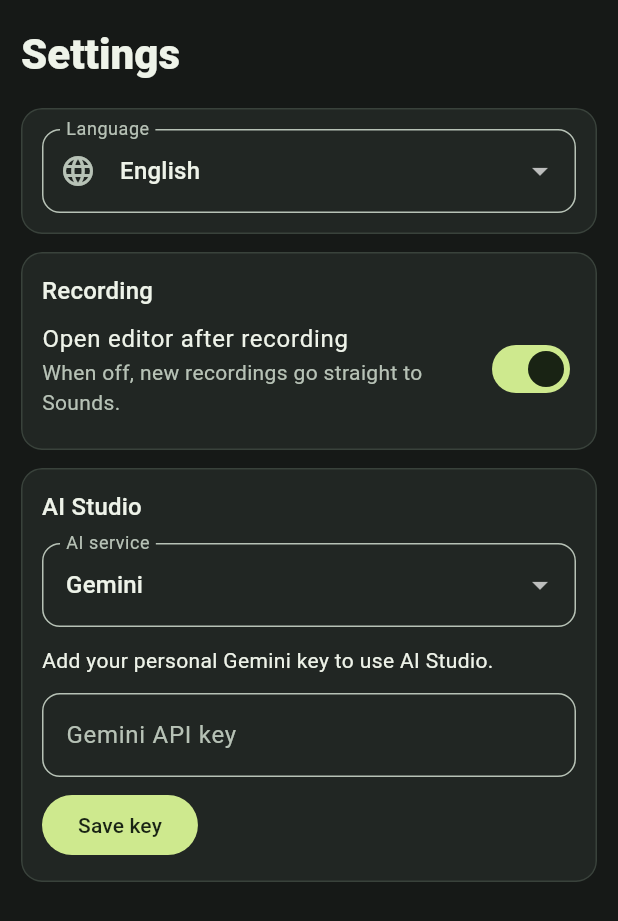
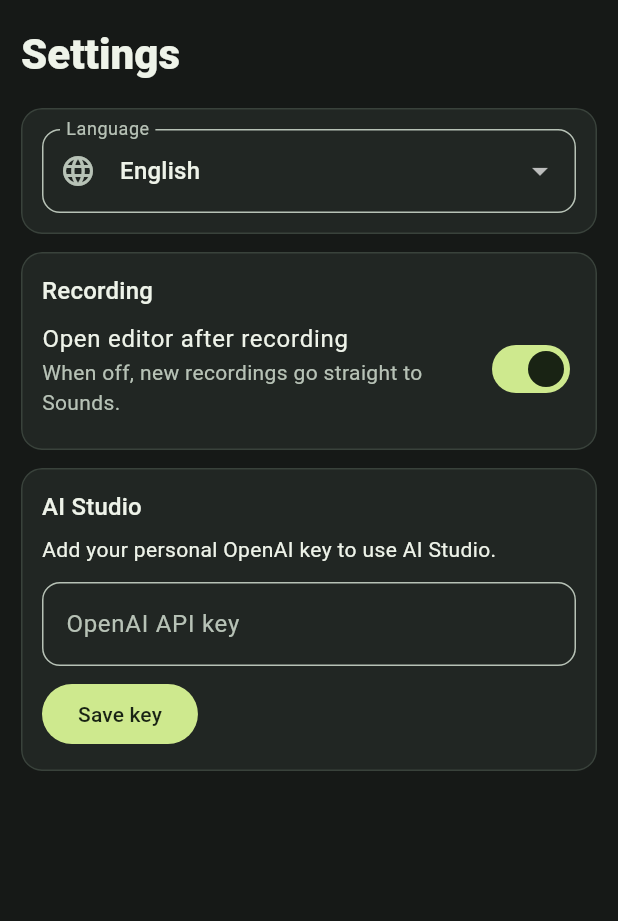
Before and after one commit to MaoEmong/BeatTake, a Flutter app: the SettingsPage widget shown alone on an empty page, opened directly with empty values, on a phone screen of 412 x 824 dp. Shown: the top 921 px of the screen. Run offline on Flutter 3.47's test engine with Material 3 defaults, Android fonts, the phone set to English and light mode, and no system bars; our stand-ins replace audioplayers, flutter_secure_storage; missing offline and left inert: record; accounts and stored records are empty.

Commit message:
feat: keep OpenAI as the sole arrangement service

```diff
--- a/lib/ai_arranger.dart
+++ b/lib/ai_arranger.dart
@@ -2,7 +2,6 @@ import 'dart:async';
 import 'dart:convert';
 import 'dart:io';
 
-import 'ai_provider.dart';
 import 'song.dart';
 
 typedef ArrangementSound = ({String clipId, String name, int durationMs});
@@ -24,22 +23,11 @@ class ArrangementException implements Exception {
 }
 
 class AiArranger {
-  AiArranger(this.provider) : _endpoint = _providerEndpoint(provider);
-
-  AiArranger.forEndpoint(this.provider, Uri endpoint) : _endpoint = endpoint;
-
-  static Uri _providerEndpoint(AiProvider provider) => switch (provider) {
-    AiProvider.gemini => Uri.https(
-      'generativelanguage.googleapis.com',
-      '/v1beta/models/gemini-3.5-flash-lite:generateContent',
-    ),
-    AiProvider.claude => Uri.https('api.anthropic.com', '/v1/messages'),
-    AiProvider.openai => Uri.https('api.openai.com', '/v1/responses'),
-  };
+  AiArranger({Uri? endpoint})
+    : _endpoint = endpoint ?? Uri.https('api.openai.com', '/v1/responses');
 
   static const maxSounds = 12;
   static const maxPlacements = 32;
-  final AiProvider provider;
   final Uri _endpoint;
 
   Future<List<SoundPlacement>> arrange({
@@ -68,30 +56,14 @@ class AiArranger {
       'properties': {
         'placements': {
           'type': 'array',
-          if (provider == AiProvider.gemini) ...{
-            'minItems': sounds.length,
-            'maxItems': maxPlacements,
-          },
           'items': {
             'type': 'object',
             'additionalProperties': false,
             'required': ['clipId', 'track', 'startMs'],
             'properties': {
               'clipId': {'type': 'string', 'enum': byAlias.keys.toList()},
-              'track': {
-                'type': 'integer',
-                if (provider == AiProvider.gemini) ...{
-                  'minimum': 0,
-                  'maximum': SoundPlacement.trackCount - 1,
-                },
-              },
-              'startMs': {
-                'type': 'integer',
-                if (provider == AiProvider.gemini) ...{
-                  'minimum': 0,
-                  'maximum': SoundPlacement.maxStartMs,
-                },
-              },
+              'track': {'type': 'integer'},
+              'startMs': {'type': 'integer'},
             },
           },
         },
@@ -152,38 +124,7 @@ class AiArranger {
         'startMs is a nonnegative absolute time in milliseconds. '
         'Aim for 8 to 20 seconds with short clips. '
         'Keep the full piece within 300 seconds, including all clip durations.';
-    return switch (provider) {
-      AiProvider.gemini => {
-        'systemInstruction': {
-          'parts': [
-            {'text': instructions},
-          ],
-        },
-        'contents': [
-          {
-            'parts': [
-              {'text': input},
-            ],
-          },
-        ],
-        'generationConfig': {
-          'responseMimeType': 'application/json',
-          'responseJsonSchema': schema,
-        },
-      },
-      AiProvider.claude => {
-        'model': 'claude-haiku-5-5',
-        'max_tokens': 4096,
-        'system': instructions,
-        'messages': [
-          {'role': 'user', 'content': input},
-        ],
-        'output_config': {
-          'effort': 'low',
-          'format': {'type': 'json_schema', 'schema': schema},
-        },
-      },
-      AiProvider.openai => {
+    return {
       'model': 'gpt-6-luna',
       'store': false,
       'max_output_tokens': 4096,
@@ -198,34 +139,11 @@ class AiArranger {
           'schema': schema,
         },
       },
-      },
     };
   }
 
-  String _responseText(Object? response) => switch ((provider, response)) {
-    (
-      AiProvider.gemini,
-      {'candidates': [{'content': {'parts': final List<Object?> parts}}, ...]},
-    ) =>
-      [
-        for (final part in parts)
-          if (part case final Map<String, dynamic> data
-              when data['text'] is String && data['thought'] != true)
-            data['text'] as String,
-      ].join(),
-    (
-      AiProvider.claude,
-      {'stop_reason': 'end_turn', 'content': final List<Object?> blocks},
-    ) =>
-      [
-        for (final block in blocks)
-          if (block case {'type': 'text', 'text': final String text}) text,
-      ].join(),
-    (
-      AiProvider.openai,
-      {'status': 'completed', 'output': final List<Object?> items},
-    ) =>
-      [
+  String _responseText(Object? response) => switch (response) {
+    {'status': 'completed', 'output': final List<Object?> items} => [
       for (final item in items)
         if (item case {
           'type': 'message',
@@ -246,15 +164,7 @@ class AiArranger {
     final request = await client.postUrl(_endpoint);
     request.followRedirects = false;
     request.headers.contentType = ContentType.json;
-    switch (provider) {
-      case AiProvider.gemini:
-        request.headers.set('x-goog-api-key', key);
-      case AiProvider.claude:
-        request.headers.set('x-api-key', key);
-        request.headers.set('anthropic-version', '2023-06-01');
-      case AiProvider.openai:
     request.headers.set(HttpHeaders.authorizationHeader, 'Bearer $key');
-    }
     request.add(utf8.encode(jsonEncode(payload)));
     final response = await request.close();
     switch (response.statusCode) {
@@ -263,20 +173,6 @@ class AiArranger {
       case 401 || 403:
         throw const ArrangementException(ArrangementFailure.access);
       case 400:
-        if (provider == AiProvider.gemini) {
-          final error = jsonDecode(await utf8.decoder.bind(response).join());
-          if (error case {'error': {'details': final List<Object?> details}}
-              when details.any(
-                (detail) => switch (detail) {
-                  {'reason': final String reason} => reason.startsWith(
-                    'API_KEY_',
-                  ),
-                  _ => false,
-                },
-              )) {
-            throw const ArrangementException(ArrangementFailure.access);
-          }
-        }
         throw const ArrangementException(ArrangementFailure.invalidResult);
       case 429:
         throw const ArrangementException(ArrangementFailure.quota);
--- a/lib/ai_provider.dart
+++ /dev/null
@@ -1,15 +0,0 @@
-enum AiProvider {
-  gemini('Gemini'),
-  claude('Claude'),
-  openai('OpenAI');
-
-  const AiProvider(this.label);
-
-  final String label;
-
-  static AiProvider fromCode(Object? code) => switch (code) {
-    'claude' => claude,
-    'openai' => openai,
-    _ => gemini,
-  };
-}
--- a/lib/app_preferences.dart
+++ b/lib/app_preferences.dart
@@ -2,29 +2,22 @@ import 'dart:convert';
 
 import 'package:flutter_secure_storage/flutter_secure_storage.dart';
 
-import 'ai_provider.dart';
 import 'copy.dart';
 
 class AppPreferences {
   const AppPreferences({
     this.language = AppLanguage.en,
     this.openEditor = true,
-    this.aiProvider = AiProvider.gemini,
   });
 
   final AppLanguage language;
   final bool openEditor;
-  final AiProvider aiProvider;
 
-  AppPreferences copyWith({
-    AppLanguage? language,
-    bool? openEditor,
-    AiProvider? aiProvider,
-  }) => AppPreferences(
-    language: language ?? this.language,
-    openEditor: openEditor ?? this.openEditor,
-    aiProvider: aiProvider ?? this.aiProvider,
-  );
+  AppPreferences copyWith({AppLanguage? language, bool? openEditor}) =>
+      AppPreferences(
+        language: language ?? this.language,
+        openEditor: openEditor ?? this.openEditor,
+      );
 }
 
 class PreferenceStore {
@@ -36,6 +29,7 @@ class PreferenceStore {
     ),
   );
   static const _preferencesKey = 'studio_preferences';
+  static const _openAiKey = 'openai_api_key';
 
   Future<AppPreferences> load() async {
     final data = await _storage.read(key: _preferencesKey);
@@ -47,7 +41,6 @@ class PreferenceStore {
             values['language'] is String ? values['language'] as String : null,
           ),
           openEditor: values['openEditor'] != false,
-          aiProvider: AiProvider.fromCode(values['aiProvider']),
         );
       }
     } on FormatException {
@@ -61,20 +54,12 @@ class PreferenceStore {
     value: jsonEncode({
       'language': value.language.name,
       'openEditor': value.openEditor,
-      'aiProvider': value.aiProvider.name,
     }),
   );
 
-  Future<String?> readAiKey(AiProvider provider) =>
-      _storage.read(key: _credentialName(provider));
+  Future<String?> readOpenAiKey() => _storage.read(key: _openAiKey);
 
-  Future<void> saveAiKey(AiProvider provider, String? key) {
-    final name = _credentialName(provider);
-    return key == null
-        ? _storage.delete(key: name)
-        : _storage.write(key: name, value: key);
-  }
-
-  // Gemini keeps the storage name used by previous installations.
-  String _credentialName(AiProvider provider) => '${provider.name}_api_key';
+  Future<void> saveOpenAiKey(String? key) => key == null
+      ? _storage.delete(key: _openAiKey)
+      : _storage.write(key: _openAiKey, value: key);
 }
--- a/lib/copy.dart
+++ b/lib/copy.dart
@@ -48,19 +48,18 @@ enum L {
     '設定を保存できませんでした。',
     '无法保存此设置。',
   ),
-  aiProvider('AI service', 'AI 서비스', 'AI サービス', 'AI 服务'),
-  apiKey('{0} API key', '{0} API 키', '{0} API キー', '{0} API 密钥'),
+  apiKey('OpenAI API key', 'OpenAI API 키', 'OpenAI API キー', 'OpenAI API 密钥'),
   keyHelp(
-    'Add your personal {0} key to use AI Studio.',
-    'AI로 곡을 만들려면 개인 {0} 키를 등록해 주세요.',
-    'AI 作曲を使うには個人の {0} キーを登録してください。',
-    '使用 AI 作曲前，请添加个人 {0} 密钥。',
+    'Add your personal OpenAI key to use AI Studio.',
+    'AI로 곡을 만들려면 개인 OpenAI 키를 등록해 주세요.',
+    'AI 作曲を使うには個人の OpenAI キーを登録してください。',
+    '使用 AI 作曲前，请添加个人 OpenAI 密钥。',
   ),
   keyReady(
-    'Your {0} key is saved on this device.',
-    '이 기기에 {0} 키가 저장되어 있어요.',
-    'この端末に {0} のキーが保存されています。',
-    '此设备已保存 {0} 密钥。',
+    'Your OpenAI key is saved on this device.',
+    '이 기기에 OpenAI 키가 저장되어 있어요.',
+    'この端末に OpenAI のキーが保存されています。',
+    '此设备已保存 OpenAI 密钥。',
   ),
   keyLoadFailed(
     'Couldn’t read the saved key.',
@@ -329,10 +328,10 @@ enum L {
   apply('Apply', '적용', '適用', '应用'),
   chooseSounds('Choose your sounds', '사용할 소리 선택', '音を選ぶ', '选择声音'),
   aiHelp(
-    'Choose up to 12 clips. {0} uses their names, lengths, and your direction to suggest where to place them.',
-    '소리를 최대 12개 고르세요. {0}에서 소리의 이름과 길이, 요청을 참고해 배치를 제안합니다.',
-    '最大 12 個の音を選んでください。{0} が名前、長さ、希望をもとに配置を提案します。',
-    '最多选择 12 个片段。{0} 根据名称、时长和你的要求推荐编排。',
+    'Choose up to 12 clips. OpenAI uses their names, lengths, and your direction to suggest where to place them.',
+    '소리를 최대 12개 고르세요. OpenAI에서 소리의 이름과 길이, 요청을 참고해 배치를 제안합니다.',
+    '最大 12 個の音を選んでください。OpenAI が名前、長さ、希望をもとに配置を提案します。',
+    '最多选择 12 个片段。OpenAI 根据名称、时长和你的要求推荐编排。',
   ),
   mood(
     'Mood or direction (optional)',
@@ -343,46 +342,46 @@ enum L {
   generate('Make arrangement', '배치안 만들기', '配置案を作る', '生成编排'),
   arranging('Making your arrangement…', '배치안을 만드는 중…', '配置案を作成中…', '正在生成编排…'),
   aiNoKey(
-    'Add your {0} API key in Settings first.',
-    '먼저 설정에서 {0} API 키를 등록해 주세요.',
-    '先に設定で {0} API キーを登録してください。',
-    '请先在设置中添加 {0} API 密钥。',
+    'Add your OpenAI API key in Settings first.',
+    '먼저 설정에서 OpenAI API 키를 등록해 주세요.',
+    '先に設定で OpenAI API キーを登録してください。',
+    '请先在设置中添加 OpenAI API 密钥。',
   ),
   aiInvalidResult(
-    '{0} couldn’t make a usable arrangement. Try again.',
-    '{0}에서 사용할 수 있는 배치를 받지 못했어요. 다시 시도해 주세요.',
-    '{0} が使える配置を作れませんでした。もう一度試してください。',
-    '{0} 未能生成可用的编排。请重试。',
+    'OpenAI couldn’t make a usable arrangement. Try again.',
+    'OpenAI에서 사용할 수 있는 배치를 받지 못했어요. 다시 시도해 주세요.',
+    'OpenAI が使える配置を作れませんでした。もう一度試してください。',
+    'OpenAI 未能生成可用的编排。请重试。',
   ),
   aiTimeout(
-    '{0} is taking too long to respond. Try again.',
-    '{0} 응답이 늦어요. 다시 시도해 주세요.',
-    '{0} の応答に時間がかかっています。もう一度試してください。',
-    '{0} 响应超时。请重试。',
+    'OpenAI is taking too long to respond. Try again.',
+    'OpenAI 응답이 늦어요. 다시 시도해 주세요.',
+    'OpenAI の応答に時間がかかっています。もう一度試してください。',
+    'OpenAI 响应超时。请重试。',
   ),
   aiConnection(
-    'Couldn’t connect to {0}. Check your connection.',
-    '{0}에 연결하지 못했어요. 인터넷을 확인해 주세요.',
-    '{0} に接続できませんでした。通信を確認してください。',
-    '无法连接 {0}。请检查网络连接。',
+    'Couldn’t connect to OpenAI. Check your connection.',
+    'OpenAI에 연결하지 못했어요. 인터넷을 확인해 주세요.',
+    'OpenAI に接続できませんでした。通信を確認してください。',
+    '无法连接 OpenAI。请检查网络连接。',
   ),
   aiAccess(
-    '{0} rejected the request. Check the key and its permissions.',
-    '{0}에서 요청을 거부했어요. 키와 사용 권한을 확인해 주세요.',
-    '{0} がリクエストを拒否しました。キーと権限を確認してください。',
-    '{0} 拒绝了请求。请检查密钥和权限。',
+    'OpenAI rejected the request. Check the key and its permissions.',
+    'OpenAI에서 요청을 거부했어요. 키와 사용 권한을 확인해 주세요.',
+    'OpenAI がリクエストを拒否しました。キーと権限を確認してください。',
+    'OpenAI 拒绝了请求。请检查密钥和权限。',
   ),
   aiQuota(
-    '{0} usage limit reached. Try again later.',
-    '{0} 사용 한도에 도달했어요. 잠시 뒤 다시 시도해 주세요.',
-    '{0} の利用上限に達しました。時間をおいて再試行してください。',
-    '已达到 {0} 使用上限。请稍后再试。',
+    'OpenAI usage limit reached. Try again later.',
+    'OpenAI 사용 한도에 도달했어요. 잠시 뒤 다시 시도해 주세요.',
+    'OpenAI の利用上限に達しました。時間をおいて再試行してください。',
+    '已达到 OpenAI 使用上限。请稍后再试。',
   ),
   aiUnavailable(
-    '{0} couldn’t respond. Try again later.',
-    '{0}에서 응답하지 못했어요. 나중에 다시 시도해 주세요.',
-    '{0} が応答できませんでした。時間をおいて再試行してください。',
-    '{0} 无法响应。请稍后再试。',
+    'OpenAI couldn’t respond. Try again later.',
+    'OpenAI에서 응답하지 못했어요. 나중에 다시 시도해 주세요.',
+    'OpenAI が応答できませんでした。時間をおいて再試行してください。',
+    'OpenAI 无法响应。请稍后再试。',
   ),
   aiSelection(
     'Choose between 1 and 12 sounds.',
--- a/lib/main.dart
+++ b/lib/main.dart
@@ -4,7 +4,6 @@ import 'package:flutter/material.dart';
 import 'package:flutter_localizations/flutter_localizations.dart';
 
 import 'ai_arranger.dart';
-import 'ai_provider.dart';
 import 'ai_studio_page.dart';
 import 'app_preferences.dart';
 import 'copy.dart';
@@ -23,11 +22,11 @@ class BeatTakeApp extends StatefulWidget {
   const BeatTakeApp({
     super.key,
     this.openRecordings = RecordingStore.open,
-    this.arrangerFor = AiArranger.new,
+    this.createArranger = AiArranger.new,
   });
 
   final Future<RecordingStore> Function() openRecordings;
-  final AiArranger Function(AiProvider) arrangerFor;
+  final AiArranger Function() createArranger;
 
   @override
   State<BeatTakeApp> createState() => _BeatTakeAppState();
@@ -66,7 +65,7 @@ class _BeatTakeAppState extends State<BeatTakeApp> {
           ? const Scaffold(body: Center(child: CircularProgressIndicator()))
           : _StudioShell(
               openRecordings: widget.openRecordings,
-              arrangerFor: widget.arrangerFor,
+              createArranger: widget.createArranger,
               preferences: preferences,
               preferenceStore: _store,
               onPreferencesChanged: (value) {
@@ -94,14 +93,14 @@ enum _Section {
 class _StudioShell extends StatefulWidget {
   const _StudioShell({
     required this.openRecordings,
-    required this.arrangerFor,
+    required this.createArranger,
     required this.preferences,
     required this.preferenceStore,
     required this.onPreferencesChanged,
   });
 
   final Future<RecordingStore> Function() openRecordings;
-  final AiArranger Function(AiProvider) arrangerFor;
+  final AiArranger Function() createArranger;
   final AppPreferences preferences;
   final PreferenceStore preferenceStore;
   final ValueChanged<AppPreferences> onPreferencesChanged;
@@ -199,10 +198,9 @@ class _StudioShellState extends State<_StudioShell> {
           _Section.sounds => SoundsPage(store: store, initialTab: _tab),
           _Section.songs => SongsPage(recordings: store),
           _Section.ai => AiStudioPage(
-            key: ValueKey(widget.preferences.aiProvider),
             store: store,
             preferences: widget.preferenceStore,
-            arranger: widget.arrangerFor(widget.preferences.aiProvider),
+            arranger: widget.createArranger(),
             openSettings: () => _select(_Section.settings),
             onSaved: () => _select(_Section.songs),
           ),
--- a/lib/settings_page.dart
+++ b/lib/settings_page.dart
@@ -2,7 +2,6 @@ import 'dart:async';
 
 import 'package:flutter/material.dart';
 
-import 'ai_provider.dart';
 import 'app_preferences.dart';
 import 'copy.dart';
 import 'studio_widgets.dart';
@@ -37,21 +36,9 @@ class _SettingsPageState extends State<SettingsPage> {
     unawaited(_loadKey());
   }
 
-  @override
-  void didUpdateWidget(covariant SettingsPage oldWidget) {
-    super.didUpdateWidget(oldWidget);
-    if (oldWidget.preferences.aiProvider != widget.preferences.aiProvider) {
-      _input.clear();
-      _hasKey = false;
-      _keyMessage = null;
-      _changingKey = true;
-      unawaited(_loadKey());
-    }
-  }
-
   Future<void> _loadKey() async {
     try {
-      final key = await widget.store.readAiKey(widget.preferences.aiProvider);
+      final key = await widget.store.readOpenAiKey();
       if (mounted) setState(() => _hasKey = key?.isNotEmpty == true);
     } catch (_) {
       if (mounted) setState(() => _keyMessage = L.keyLoadFailed);
@@ -78,7 +65,7 @@ class _SettingsPageState extends State<SettingsPage> {
   }
 
   Future<void> _setKey({bool remove = false}) async {
-    if (_changingKey || _changingPreferences) return;
+    if (_changingKey) return;
     final key = _input.text.trim();
     if (!remove && (key.isEmpty || RegExp(r'\s').hasMatch(key))) {
       setState(() => _keyMessage = L.keyInvalid);
@@ -89,10 +76,7 @@ class _SettingsPageState extends State<SettingsPage> {
       _keyMessage = null;
     });
     try {
-      await widget.store.saveAiKey(
-        widget.preferences.aiProvider,
-        remove ? null : key,
-      );
+      await widget.store.saveOpenAiKey(remove ? null : key);
       if (mounted) {
         _input.clear();
         setState(() {
@@ -117,8 +101,6 @@ class _SettingsPageState extends State<SettingsPage> {
   Widget build(BuildContext context) {
     final heading = Theme.of(context).textTheme.titleMedium;
     final preferences = widget.preferences;
-    final provider = preferences.aiProvider;
-    final keyControlsEnabled = !_changingKey && !_changingPreferences;
     return StudioList(
       title: L.settings(context),
       children: [
@@ -174,54 +156,30 @@ class _SettingsPageState extends State<SettingsPage> {
             crossAxisAlignment: CrossAxisAlignment.start,
             children: [
               Text(L.ai(context), style: heading),
-              const SizedBox(height: 12),
-              DropdownButtonFormField<AiProvider>(
-                key: ValueKey((provider, _changingPreferences)),
-                initialValue: provider,
-                isExpanded: true,
-                decoration: InputDecoration(labelText: L.aiProvider(context)),
-                items: [
-                  for (final option in AiProvider.values)
-                    DropdownMenuItem(value: option, child: Text(option.label)),
-                ],
-                onChanged: keyControlsEnabled
-                    ? (value) {
-                        if (value != null && value != provider) {
-                          unawaited(
-                            _setPreferences(
-                              preferences.copyWith(aiProvider: value),
-                            ),
-                          );
-                        }
-                      }
-                    : null,
-              ),
-              const SizedBox(height: 12),
-              Text((_hasKey ? L.keyReady : L.keyHelp)(context, provider.label)),
+              const SizedBox(height: 6),
+              Text((_hasKey ? L.keyReady : L.keyHelp)(context)),
               const SizedBox(height: 12),
               TextField(
                 controller: _input,
-                enabled: keyControlsEnabled,
+                enabled: !_changingKey,
                 obscureText: true,
                 enableSuggestions: false,
                 autocorrect: false,
-                decoration: InputDecoration(
-                  labelText: L.apiKey(context, provider.label),
-                ),
+                decoration: InputDecoration(labelText: L.apiKey(context)),
               ),
               const SizedBox(height: 8),
               Wrap(
                 spacing: 8,
                 children: [
                   FilledButton(
-                    onPressed: keyControlsEnabled ? _setKey : null,
+                    onPressed: _changingKey ? null : _setKey,
                     child: Text(L.saveKey(context)),
                   ),
                   if (_hasKey)
                     TextButton(
-                      onPressed: keyControlsEnabled
-                          ? () => _setKey(remove: true)
-                          : null,
+                      onPressed: _changingKey
+                          ? null
+                          : () => _setKey(remove: true),
                       child: Text(L.removeKey(context)),
                     ),
                 ],
```
Also changed, not shown: lib/ai_studio_page.dart (+5 -6 lines), 4 other files. Lines whose indentation alone changed are shown as unchanged.
